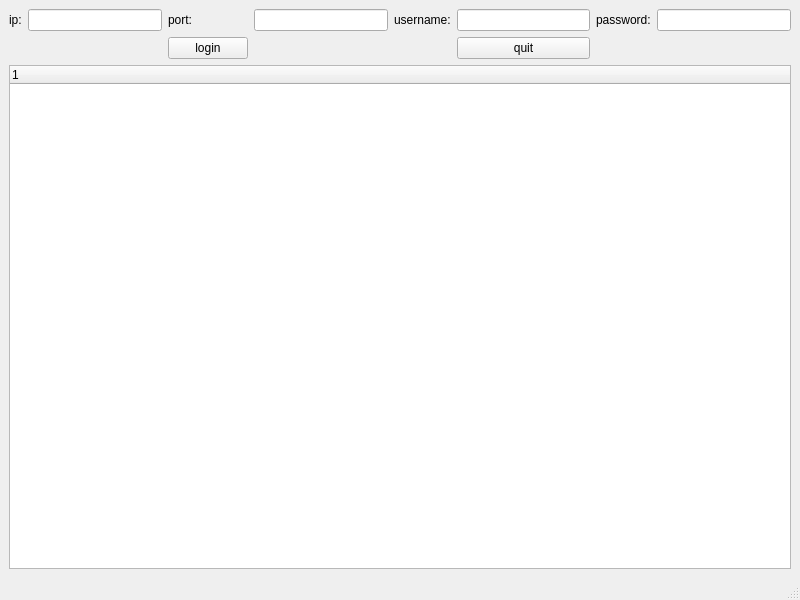
laowww/ftp, file mainwindow.ui: the form before one commit.
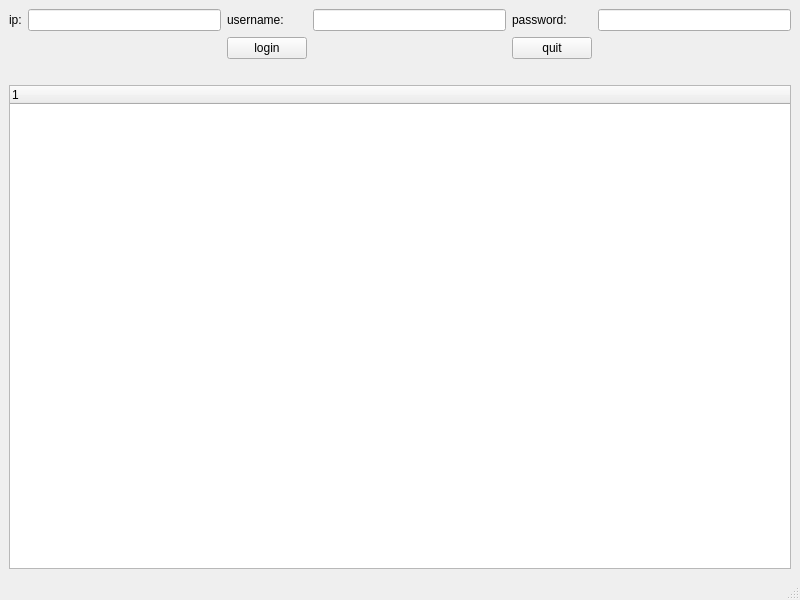
The form after the commit.

What changed in the file:
```diff
--- a/mainwindow.ui
+++ b/mainwindow.ui
@@ -20,30 +20,9 @@
       <item row="0" column="1">
        <widget class="QLineEdit" name="le_ip"/>
       </item>
-      <item row="0" column="2">
-       <widget class="QLabel" name="label_2">
-        <property name="text">
-         <string>port:</string>
-        </property>
-       </widget>
-      </item>
       <item row="0" column="4">
-       <widget class="QLabel" name="label_3">
-        <property name="text">
-         <string>username:</string>
-        </property>
-       </widget>
-      </item>
-      <item row="0" column="5">
        <widget class="QLineEdit" name="le_username"/>
       </item>
-      <item row="0" column="6">
-       <widget class="QLabel" name="label_4">
-        <property name="text">
-         <string>password:</string>
-        </property>
-       </widget>
-      </item>
       <item row="0" column="0">
        <widget class="QLabel" name="label">
         <property name="text">
@@ -52,12 +31,23 @@
        </widget>
       </item>
       <item row="0" column="3">
-       <widget class="QLineEdit" name="le_port"/>
+       <widget class="QLabel" name="label_3">
+        <property name="text">
+         <string>username:</string>
+        </property>
+       </widget>
       </item>
-      <item row="0" column="7">
+      <item row="0" column="6">
        <widget class="QLineEdit" name="le_password"/>
       </item>
-      <item row="1" column="2">
+      <item row="0" column="5">
+       <widget class="QLabel" name="label_4">
+        <property name="text">
+         <string>password:</string>
+        </property>
+       </widget>
+      </item>
+      <item row="1" column="3">
        <widget class="QPushButton" name="btn_login">
         <property name="text">
          <string>login</string>
@@ -73,6 +63,13 @@
       </item>
      </layout>
     </item>
+    <item>
+     <widget class="QLabel" name="lb_dir">
+      <property name="text">
+       <string/>
+      </property>
+     </widget>
+    </item>
     <item>
      <widget class="QTreeWidget" name="treeWidget">
       <column>
```
